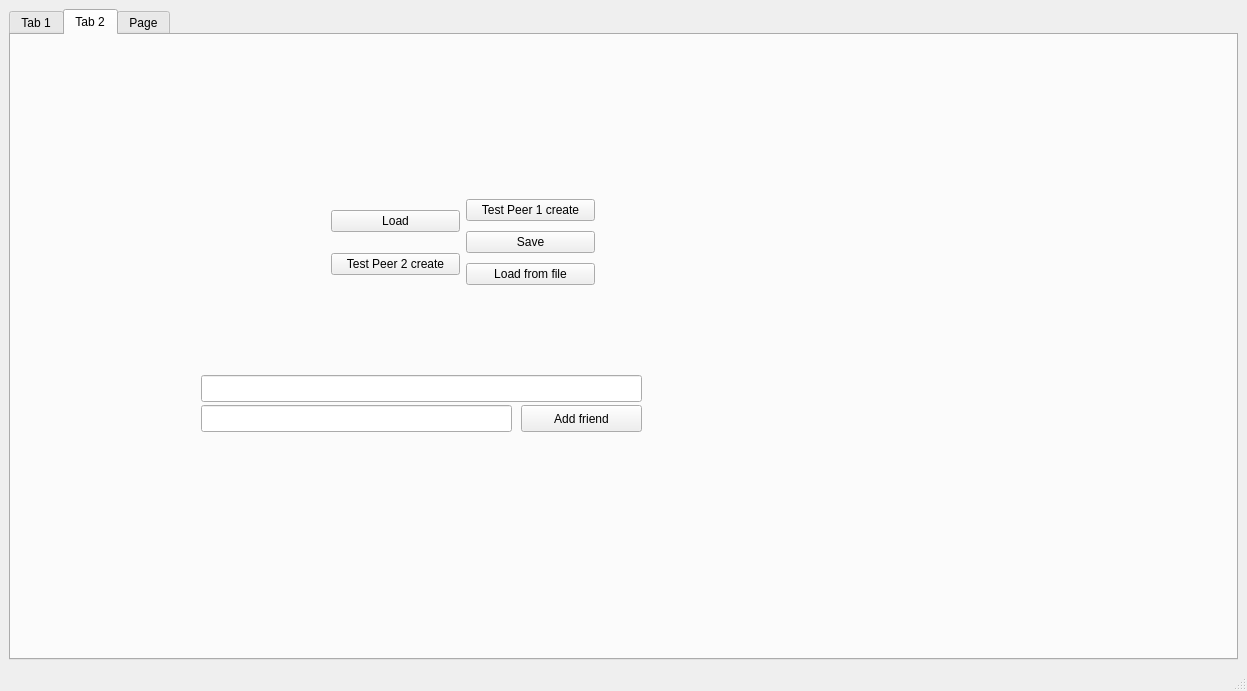
This is mainwindow.ui in medvecm98/bp_program as Qt 5 draws it before an edit. The edited form follows.
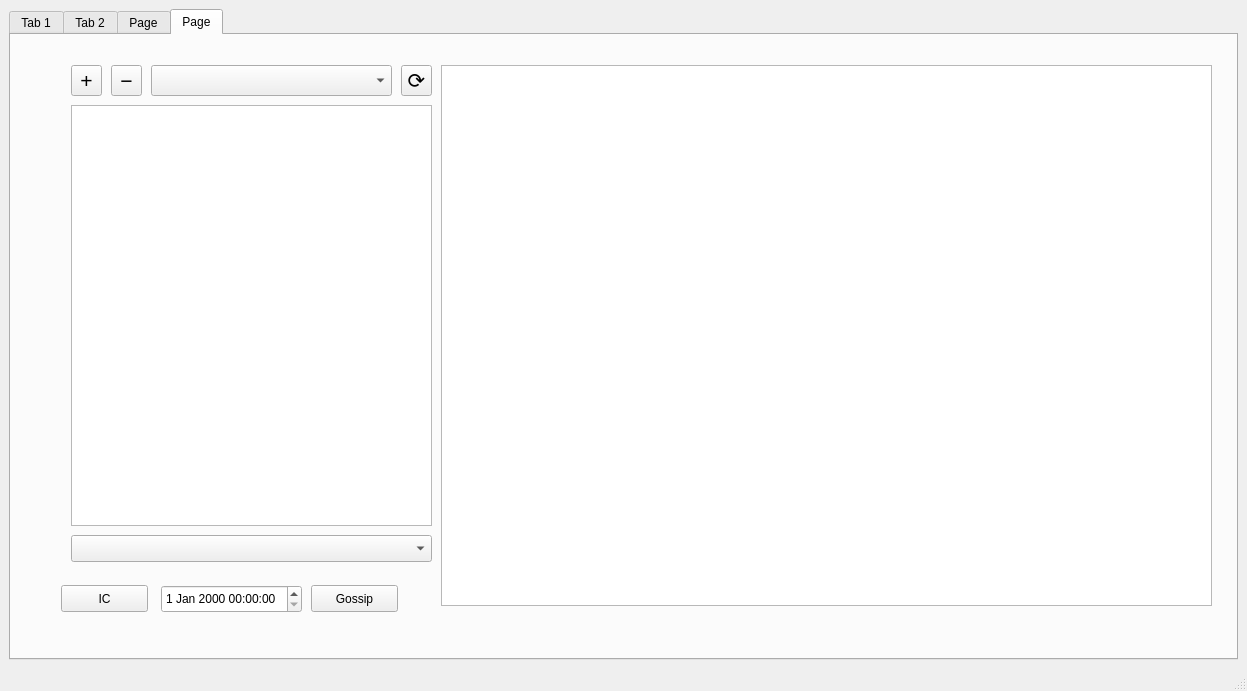
This is the edited form.

Commit message: gossips, sharing

The edit to the form file:
```diff
--- a/mainwindow.ui
+++ b/mainwindow.ui
@@ -18,7 +18,7 @@
     <item row="0" column="1">
      <widget class="QTabWidget" name="tabWidget">
       <property name="currentIndex">
-       <number>1</number>
+       <number>3</number>
       </property>
       <widget class="QWidget" name="tab">
        <attribute name="title">
@@ -434,6 +434,141 @@
         </layout>
        </widget>
       </widget>
+      <widget class="QWidget" name="tab_4">
+       <attribute name="title">
+        <string>Page</string>
+       </attribute>
+       <widget class="QDateTimeEdit" name="dateTimeEdit">
+        <property name="geometry">
+         <rect>
+          <x>150</x>
+          <y>550</y>
+          <width>141</width>
+          <height>28</height>
+         </rect>
+        </property>
+       </widget>
+       <widget class="QListWidget" name="listWidget_articles">
+        <property name="geometry">
+         <rect>
+          <x>60</x>
+          <y>70</y>
+          <width>361</width>
+          <height>421</height>
+         </rect>
+        </property>
+       </widget>
+       <widget class="QComboBox" name="comboBox_news_select">
+        <property name="geometry">
+         <rect>
+          <x>140</x>
+          <y>30</y>
+          <width>241</width>
+          <height>31</height>
+         </rect>
+        </property>
+       </widget>
+       <widget class="QToolButton" name="toolButton_articleList">
+        <property name="geometry">
+         <rect>
+          <x>390</x>
+          <y>30</y>
+          <width>31</width>
+          <height>31</height>
+         </rect>
+        </property>
+        <property name="font">
+         <font>
+          <pointsize>16</pointsize>
+         </font>
+        </property>
+        <property name="text">
+         <string>⟳</string>
+        </property>
+       </widget>
+       <widget class="QTextBrowser" name="textBrowser">
+        <property name="geometry">
+         <rect>
+          <x>430</x>
+          <y>30</y>
+          <width>771</width>
+          <height>541</height>
+         </rect>
+        </property>
+       </widget>
+       <widget class="QComboBox" name="comboBox_categories">
+        <property name="geometry">
+         <rect>
+          <x>60</x>
+          <y>500</y>
+          <width>361</width>
+          <height>27</height>
+         </rect>
+        </property>
+       </widget>
+       <widget class="QToolButton" name="toolButton_addNewspaper">
+        <property name="geometry">
+         <rect>
+          <x>60</x>
+          <y>30</y>
+          <width>31</width>
+          <height>31</height>
+         </rect>
+        </property>
+        <property name="font">
+         <font>
+          <pointsize>16</pointsize>
+         </font>
+        </property>
+        <property name="text">
+         <string>+</string>
+        </property>
+       </widget>
+       <widget class="QToolButton" name="toolButton_removeNewspaper">
+        <property name="geometry">
+         <rect>
+          <x>100</x>
+          <y>30</y>
+          <width>31</width>
+          <height>31</height>
+         </rect>
+        </property>
+        <property name="font">
+         <font>
+          <pointsize>16</pointsize>
+         </font>
+        </property>
+        <property name="text">
+         <string>−</string>
+        </property>
+       </widget>
+       <widget class="QPushButton" name="pushButton_informCoworkers">
+        <property name="geometry">
+         <rect>
+          <x>50</x>
+          <y>550</y>
+          <width>87</width>
+          <height>27</height>
+         </rect>
+        </property>
+        <property name="text">
+         <string>IC</string>
+        </property>
+       </widget>
+       <widget class="QPushButton" name="pushButton_gossip">
+        <property name="geometry">
+         <rect>
+          <x>300</x>
+          <y>550</y>
+          <width>87</width>
+          <height>27</height>
+         </rect>
+        </property>
+        <property name="text">
+         <string>Gossip</string>
+        </property>
+       </widget>
+      </widget>
      </widget>
     </item>
    </layout>
```
The commit also changes 18 other files.
